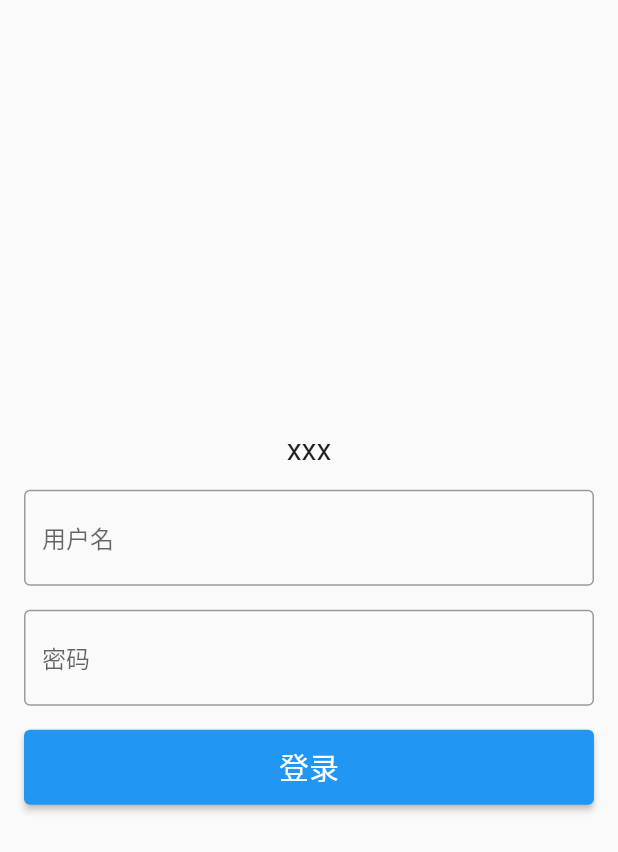
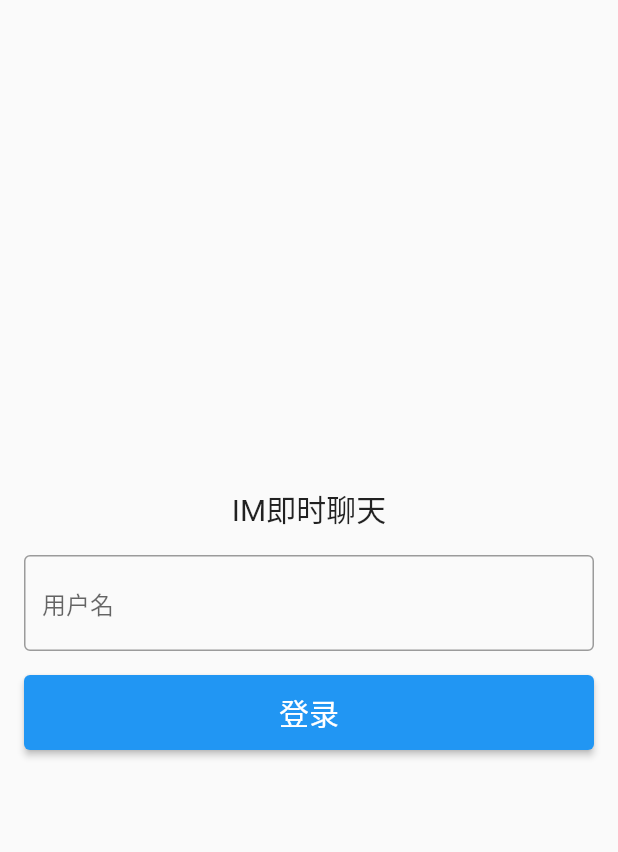
Before and after one commit to gongjianOnline/tenCentIM_flutter, a Flutter app: the screen it shows after launch, on a phone screen of 412 x 824 dp. Shown: the top 852 px of the screen. Run offline on Flutter 3.47's test engine with Material 2 defaults, Android fonts, the phone set to English and light mode, and no system bars; our stand-ins replace dio, get; missing offline and left inert: kumi_popup_window, tencent_cloud_chat_sdk.

Commit message:
dio二次封装,api接口统一管理,测试登录接口完成

```diff
--- a/lib/app/modules/login/controllers/login_controller.dart
+++ b/lib/app/modules/login/controllers/login_controller.dart
@@ -1,9 +1,10 @@
 import 'package:get/get.dart';
+import "../../../common/api/login.dart";
 
 class LoginController extends GetxController {
   //TODO: Implement LoginController
 
-  RxString title = "xxx".obs;
+  RxString title = "IM即时聊天".obs;
   @override
   void onInit() {
     super.onInit();
@@ -19,4 +20,13 @@ class LoginController extends GetxController {
     super.onClose();
   }
 
+  handelLogin()async{
+    // Get.offNamed("/home");
+    var response =await LoginApi.login({
+      "name":"admin"
+    });
+    print("登录参数打印");
+    print(response["data"]['sig']);
+  }
+
 }
--- a/lib/app/modules/login/views/login_view.dart
+++ b/lib/app/modules/login/views/login_view.dart
@@ -30,17 +30,6 @@ class LoginView extends GetView<LoginController> {
               ),
             ),
             Container(
-              padding:const EdgeInsets.only(left: 16,right: 16),
-              margin:const EdgeInsets.only(top: 16),
-              child: const TextField(
-                obscureText:true,
-                decoration: InputDecoration(
-                    hintText: "密码", // 提示词
-                    border: OutlineInputBorder(), // 带边框
-                )
-              ),
-            ),
-            Container(
               padding: const EdgeInsets.only(left: 16,right: 16),
               margin: const EdgeInsets.only(top: 16),
               child: Row(
@@ -52,7 +41,8 @@ class LoginView extends GetView<LoginController> {
                         padding: const EdgeInsets.symmetric(vertical: 10)
                       ),
                       onPressed: (){
-                        Get.offNamed("/home");
+                        controller.handelLogin();
+
                       },
                       child: const Text("登录",style: TextStyle(fontSize: 20),)
                     )
--- a/pubspec.yaml
+++ b/pubspec.yaml
@@ -11,6 +11,7 @@ dependencies:
   kumi_popup_window: ^2.0.1
   tencent_cloud_chat_sdk: ^5.1.7
   tencent_im_sdk_plugin_desktop: ^0.1.19
+  dio: ^5.2.0
   flutter:
     sdk: flutter
 
```
Also changed, not shown: lib/app/common/api/login.dart (added, +14 -0 lines), lib/app/common/http.dart (added, +86 -0 lines), pubspec.lock.
